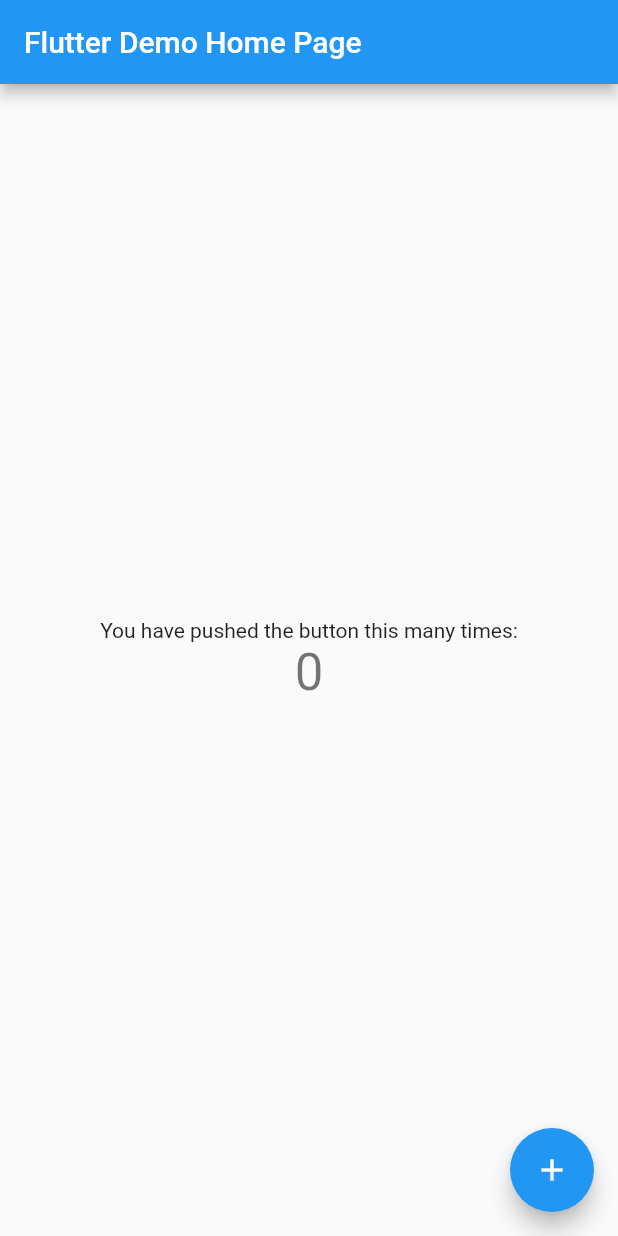
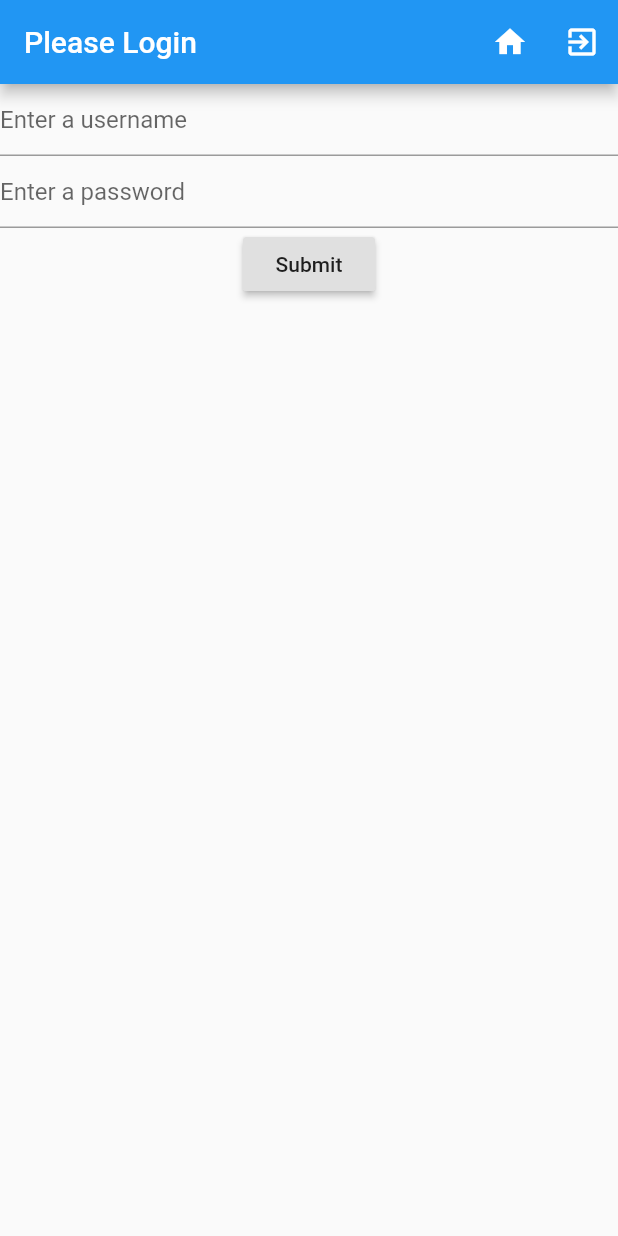
Before and after one commit to kkdh7609/Gteam, a Flutter app: the screen it shows after launch, on a phone screen of 412 x 824 dp. Run offline on Flutter 3.47's test engine with Material 2 defaults, Android fonts, the phone set to English and light mode, and no system bars.

Commit message:
Login Basic

```diff
--- /dev/null
+++ b/flutter_app/lib/login.dart
@@ -0,0 +1,28 @@
+import "package:flutter/material.dart";
+import "package:flutter/widgets.dart";
+import "package:flutter/foundation.dart";
+
+class login extends StatelessWidget{
+  const login ({
+    Key key,
+    @required this.onSubmit,
+  }) : super (key:key);
+
+  final VoidCallback onSubmit;
+  static final TextEditingController _user = new TextEditingController();
+  static final TextEditingController _pass = new TextEditingController();
+
+  String get username => _user.text;
+  String get password => _pass.text;
+
+  @override
+  Widget build(BuildContext context){
+    return new Column(
+      children: <Widget>[
+        new TextField(controller: _user, decoration: new InputDecoration(hintText: 'Enter a username'),),
+        new TextField(controller: _pass, decoration: new InputDecoration(hintText: 'Enter a password'), obscureText: true,),
+        new RaisedButton(child: new Text('Submit'), onPressed: onSubmit)
+      ]
+    );
+  }
+}
--- a/flutter_app/lib/main.dart
+++ b/flutter_app/lib/main.dart
@@ -1,111 +1,79 @@
 import 'package:flutter/material.dart';
+import 'package:gteams/settings.dart';
+import 'package:gteams/login.dart';
 
 void main() => runApp(MyApp());
 
-class MyApp extends StatelessWidget {
-  // This widget is the root of your application.
+class MyApp extends StatefulWidget{
+  _MyAppState createState() => new _MyAppState();
+}
+
+class _MyAppState extends State<MyApp>{
+  String _title = "Please Login";
+  Widget _screen;
+  login _login;
+  settings _settings;
+  bool _authent;
+
+  _MyAppState(){
+    _login = new login(onSubmit: (){onSubmit();});
+    _settings = new settings();
+    _screen = _login;
+    _authent = false;
+  }
+
+  void onSubmit(){
+    print('Login with: ' + _login.username + ' ' + _login.password);
+    if(_login.username == 'user' && _login.password =='password'){
+      _setAuthenticated(true);
+      _screen = _settings;
+    }
+  }
+
+  void _goHome(){
+    print("go home");
+    setState(() {
+      if (_authent == true) {
+        _screen = _settings;
+      }
+      else {
+        _screen = _login;
+      }
+    }
+    );
+  }
+  void _logout(){
+    print("log out");
+    _setAuthenticated(false);
+  }
+  void _setAuthenticated(bool auth){
+    setState(() {
+      if (auth == true) {
+        _authent = true;
+        _screen = _login;
+        _title = "Welcome";
+      }
+      else {
+        _screen = _login;
+        _title = "Please Login";
+      }
+    }
+    );
+  }
   @override
-  Widget build(BuildContext context) {
-    return MaterialApp(
-      title: 'Flutter Demo',
-      theme: ThemeData(
-        // This is the theme of your application.
-        //
-        // Try running your application with "flutter run". You'll see the
-        // application has a blue toolbar. Then, without quitting the app, try
-        // changing the primarySwatch below to Colors.green and then invoke
-        // "hot reload" (press "r" in the console where you ran "flutter run",
-        // or simply save your changes to "hot reload" in a Flutter IDE).
-        // Notice that the counter didn't reset back to zero; the application
-        // is not restarted.
-        primarySwatch: Colors.blue,
+  Widget build(BuildContext context){
+    return new MaterialApp(
+      title: "Lgoin here",
+      home: new Scaffold(
+        appBar: new AppBar(
+          title: new Text(_title),
+          actions: <Widget>[
+    new IconButton(icon: new Icon(Icons.home), onPressed: (){_goHome();}),
+            new IconButton(icon: new Icon(Icons.exit_to_app), onPressed: (){_logout();})
+          ],
+        ),
+        body: _screen,
       ),
-      home: MyHomePage(title: 'Flutter Demo Home Page'),
     );
   }
 }
-
-class MyHomePage extends StatefulWidget {
-  MyHomePage({Key key, this.title}) : super(key: key);
-
-  // This widget is the home page of your application. It is stateful, meaning
-  // that it has a State object (defined below) that contains fields that affect
-  // how it looks.
-
-  // This class is the configuration for the state. It holds the values (in this
-  // case the title) provided by the parent (in this case the App widget) and
-  // used by the build method of the State. Fields in a Widget subclass are
-  // always marked "final".
-
-  final String title;
-
-  @override
-  _MyHomePageState createState() => _MyHomePageState();
-}
-
-class _MyHomePageState extends State<MyHomePage> {
-  int _counter = 0;
-
-  void _incrementCounter() {
-    setState(() {
-      // This call to setState tells the Flutter framework that something has
-      // changed in this State, which causes it to rerun the build method below
-      // so that the display can reflect the updated values. If we changed
-      // _counter without calling setState(), then the build method would not be
-      // called again, and so nothing would appear to happen.
-      _counter++;
-    });
-  }
-
-  @override
-  Widget build(BuildContext context) {
-    // This method is rerun every time setState is called, for instance as done
-    // by the _incrementCounter method above.
-    //
-    // The Flutter framework has been optimized to make rerunning build methods
-    // fast, so that you can just rebuild anything that needs updating rather
-    // than having to individually change instances of widgets.
-    return Scaffold(
-      appBar: AppBar(
-        // Here we take the value from the MyHomePage object that was created by
-        // the App.build method, and use it to set our appbar title.
-        title: Text(widget.title),
-      ),
-      body: Center(
-        // Center is a layout widget. It takes a single child and positions it
-        // in the middle of the parent.
-        child: Column(
-          // Column is also a layout widget. It takes a list of children and
-          // arranges them vertically. By default, it sizes itself to fit its
-          // children horizontally, and tries to be as tall as its parent.
-          //
-          // Invoke "debug painting" (press "p" in the console, choose the
-          // "Toggle Debug Paint" action from the Flutter Inspector in Android
-          // Studio, or the "Toggle Debug Paint" command in Visual Studio Code)
-          // to see the wireframe for each widget.
-          //
-          // Column has various properties to control how it sizes itself and
-          // how it positions its children. Here we use mainAxisAlignment to
-          // center the children vertically; the main axis here is the vertical
-          // axis because Columns are vertical (the cross axis would be
-          // horizontal).
-          mainAxisAlignment: MainAxisAlignment.center,
-          children: <Widget>[
-            Text(
-              'You have pushed the button this many times:',
-            ),
-            Text(
-              '$_counter',
-              style: Theme.of(context).textTheme.display1,
-            ),
-          ],
-        ),
-      ),
-      floatingActionButton: FloatingActionButton(
-        onPressed: _incrementCounter,
-        tooltip: 'Increment',
-        child: Icon(Icons.add),
-      ), // This trailing comma makes auto-formatting nicer for build methods.
-    );
-  }
-}
--- /dev/null
+++ b/flutter_app/lib/settings.dart
@@ -0,0 +1,8 @@
+import 'package:flutter/material.dart';
+
+class settings extends StatelessWidget{
+  @override
+  Widget build(BuildContext context){
+    return new Center(child: new Text("settings here"));
+  }
+}
```
